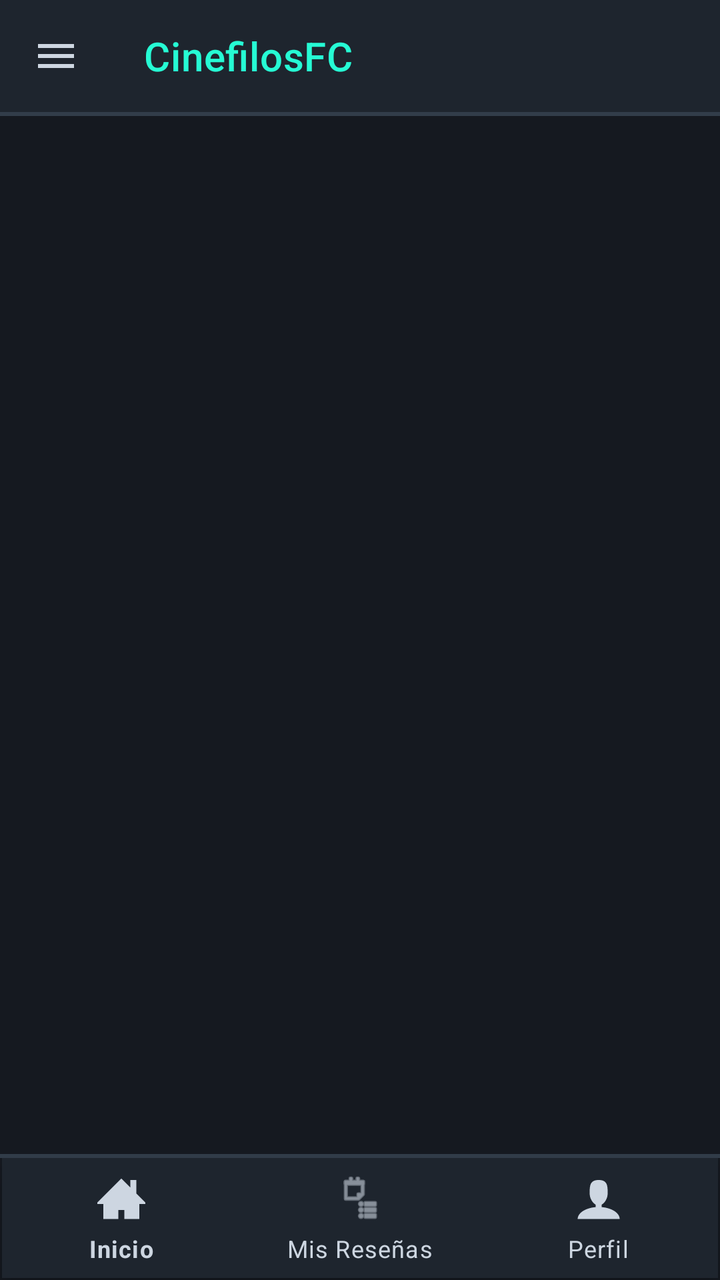
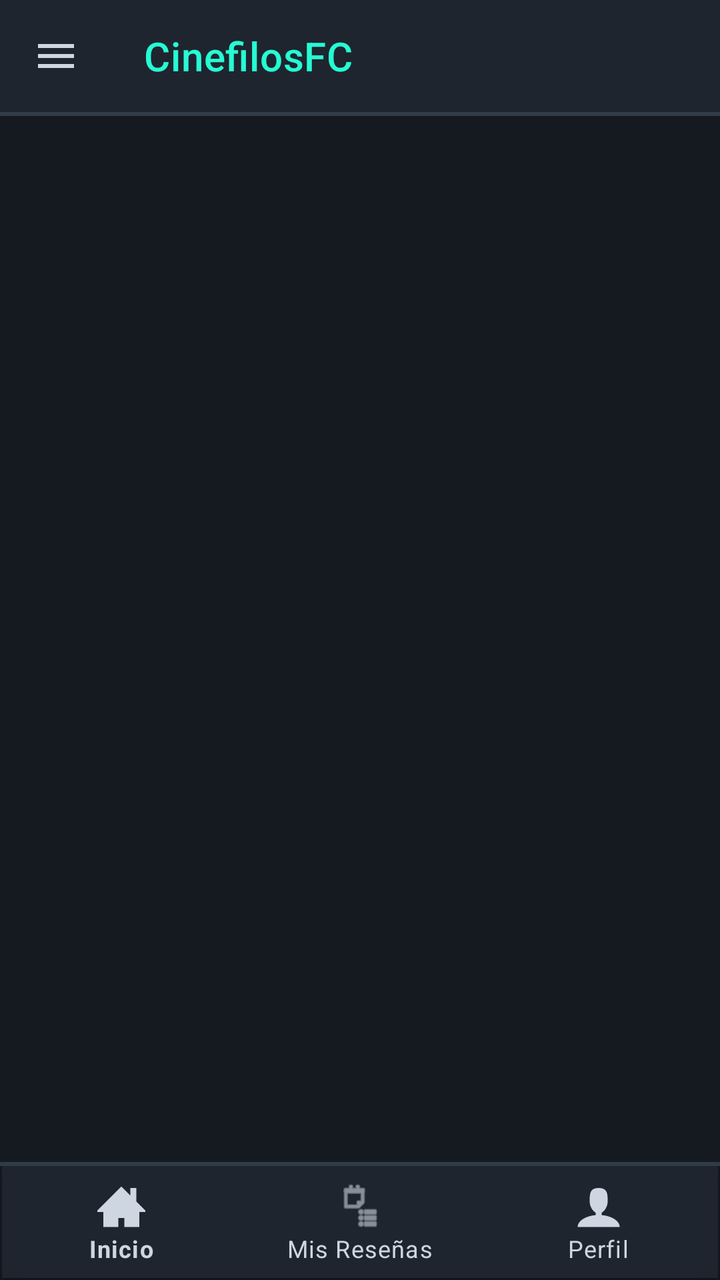

The first picture is an Android layout as it rendered before a commit; the second is the same layout after the commit. The layout source and the unified diff follow.
<!-- AndroidManifest.xml: application theme Theme.MaterialComponents.Light.NoActionBar -->
<!-- res/layout/activity_main.xml -->
<?xml version="1.0" encoding="utf-8"?>
<androidx.drawerlayout.widget.DrawerLayout
    xmlns:android="http://schemas.android.com/apk/res/android"
    xmlns:app="http://schemas.android.com/apk/res-auto"
    android:id="@+id/main_home"
    android:layout_width="match_parent"
    android:layout_height="match_parent"
    android:background="@color/background2"
    android:fitsSystemWindows="true">

    <androidx.constraintlayout.widget.ConstraintLayout
        android:layout_width="match_parent"
        android:layout_height="match_parent"
        android:background="@color/background2"
        android:fitsSystemWindows="true">

        <com.google.android.material.appbar.MaterialToolbar
            android:id="@+id/topAppBar"
            android:layout_width="0dp"
            android:layout_height="?attr/actionBarSize"
            android:background="@color/background1"
            app:subtitleTextColor="@color/text"
            app:title="@string/app_name"
            android:theme="@style/ThemeOverlay.MaterialComponents.Dark.ActionBar"
            app:titleTextColor="@color/accent"
            app:popupTheme="@style/MenuPopupOscuro"
            app:navigationIcon="@drawable/ic_menu"
            app:navigationIconTint="@color/text"
            app:layout_constraintEnd_toEndOf="parent"
            app:layout_constraintStart_toStartOf="parent"
            app:layout_constraintTop_toTopOf="parent" />

        <View
            android:id="@+id/nav_divider"
            android:layout_width="0dp"
            android:layout_height="2dp"
            android:background="@color/lines"
            app:layout_constraintEnd_toEndOf="parent"
            app:layout_constraintHorizontal_bias="0.0"
            app:layout_constraintStart_toStartOf="parent"
            app:layout_constraintTop_toBottomOf="@+id/topAppBar" />

        <androidx.recyclerview.widget.RecyclerView
            android:id="@+id/rv_movies"
            android:layout_width="match_parent"
            android:layout_height="0dp"
            android:layout_marginStart="1dp"
            android:layout_marginEnd="1dp"
            android:background="@color/background2"
            app:layout_constraintBottom_toTopOf="@+id/nav_divider2"
            app:layout_constraintEnd_toEndOf="parent"
            app:layout_constraintStart_toStartOf="parent"
            app:layout_constraintTop_toBottomOf="@+id/nav_divider" />

        <View
            android:id="@+id/nav_divider2"
            android:layout_width="0dp"
            android:layout_height="2dp"
            android:background="@color/lines"
            app:layout_constraintEnd_toEndOf="parent"
            app:layout_constraintHorizontal_bias="0.0"
            app:layout_constraintStart_toStartOf="parent"
            app:layout_constraintBottom_toTopOf="@id/bottomNavigationView"/>

        <com.google.android.material.bottomnavigation.BottomNavigationView
            android:id="@+id/bottomNavigationView"
            android:layout_width="match_parent"
            android:layout_height="60dp"
            android:layout_marginStart="1dp"
            android:layout_marginEnd="1dp"
            android:layout_marginBottom="1dp"
            android:background="@color/background1"
            app:itemTextColor="@color/text"
            app:itemIconTint="@color/text"
            app:menu="@menu/bottom_nav_menu"
            app:layout_constraintBottom_toBottomOf="parent"
            app:layout_constraintEnd_toEndOf="parent"
            app:layout_constraintStart_toStartOf="parent" />

    </androidx.constraintlayout.widget.ConstraintLayout>

    <com.google.android.material.navigation.NavigationView
        android:id="@+id/navigation_view"
        android:layout_width="wrap_content"
        android:layout_height="match_parent"
        android:layout_gravity="start"
        android:background="@color/background1"
        app:itemTextColor="@color/text"
        app:itemIconTint="@color/text"
        app:theme="@style/TemaMenuLateral"
        app:menu="@menu/drawer_menu" />

</androidx.drawerlayout.widget.DrawerLayout>
<!-- resources referenced by this layout -->
<resources>
  <color name="accent">#FF26FBD4</color>
  <color name="background1">#FF1E252E</color>
  <color name="background2">#FF151920</color>
  <color name="lines">#FF323D4a</color>
  <color name="text">#FFCDD6E1</color>
  <!-- drawable ic_menu (drawable) -->
  <vector xmlns:android="http://schemas.android.com/apk/res/android"
      android:width="24dp"
      android:height="24dp"
      android:viewportWidth="24"
      android:viewportHeight="24"
      android:tint="@color/text">
      <path
          android:fillColor="@android:color/white"
          android:pathData="M3,6h18v2H3V6zm0,5h18v2H3v-2zm0,5h18v2H3v-2z"/>
  </vector>
  <string name="app_name">CinefilosFC</string>
  <style name="MenuPopupOscuro" parent="ThemeOverlay.MaterialComponents.Dark">
          <item name="android:colorBackground">@color/background1</item>
          <item name="android:textColor">@color/text</item>
          <item name="colorPrimary">@color/background1</item>
          <item name="colorPrimaryVariant">@color/background2</item>
          <item name="colorOnPrimary">@color/text</item>
          <item name="colorSecondary">@color/accent</item>
          <item name="colorSecondaryVariant">@color/accent</item>
          <item name="colorOnSecondary">@color/background1</item>
          <item name="colorAccent">@color/accent</item>
          <item name="colorControlActivated">@color/accent</item>
          <item name="colorControlHighlight">@color/accent</item>
      </style>
  <style name="TemaMenuLateral">
          <item name="android:textColorSecondary">@color/accent</item>
      </style>
</resources>

<!-- the commit's change to res/layout/activity_main.xml (unified diff, before → after) -->
@@ -65,7 +65,7 @@
         <com.google.android.material.bottomnavigation.BottomNavigationView
             android:id="@+id/bottomNavigationView"
             android:layout_width="match_parent"
-            android:layout_height="60dp"
+            android:layout_height="wrap_content"
             android:layout_marginStart="1dp"
             android:layout_marginEnd="1dp"
             android:layout_marginBottom="1dp"
@@ -75,7 +75,8 @@
             app:menu="@menu/bottom_nav_menu"
             app:layout_constraintBottom_toBottomOf="parent"
             app:layout_constraintEnd_toEndOf="parent"
-            app:layout_constraintStart_toStartOf="parent" />
+            app:layout_constraintStart_toStartOf="parent"
+            android:fitsSystemWindows="true"/>
 
     </androidx.constraintlayout.widget.ConstraintLayout>
 
